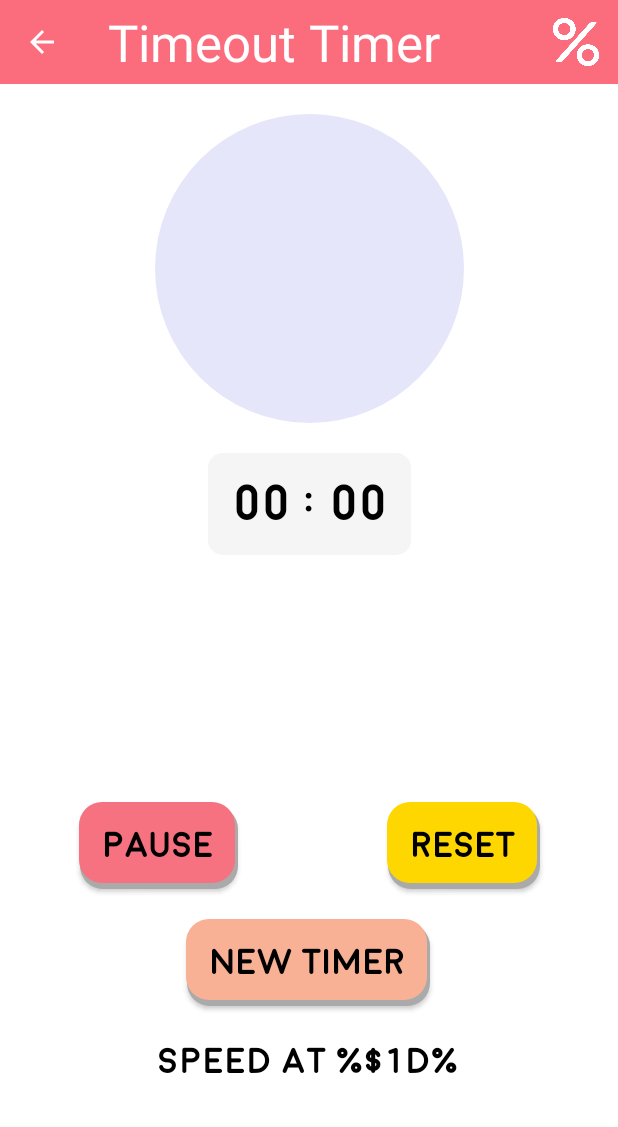
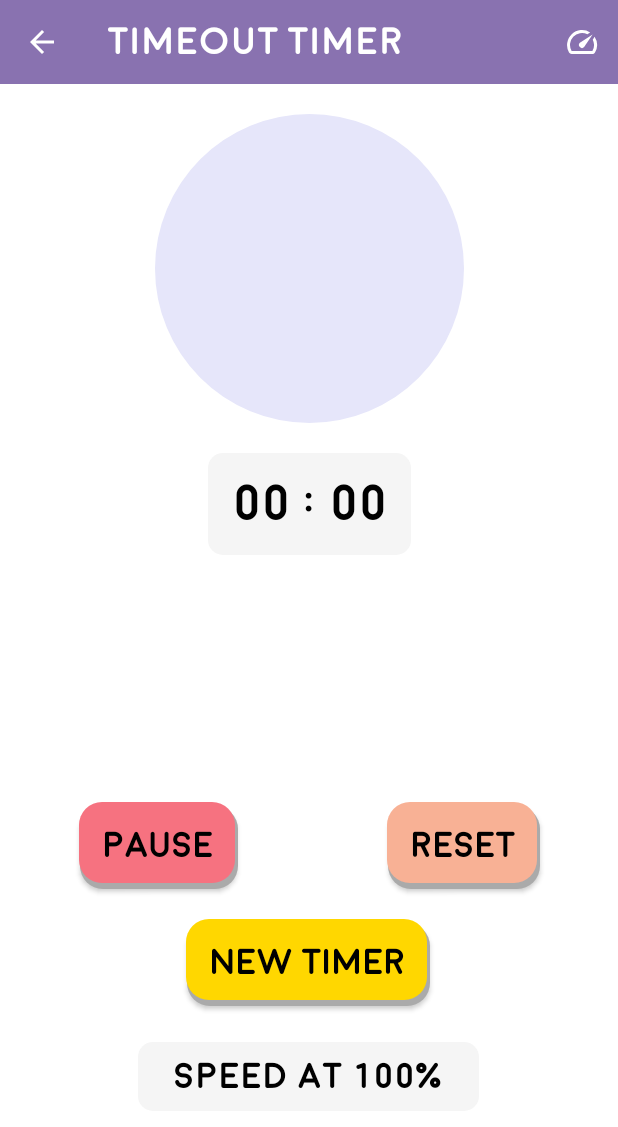
Before and after one commit to ThanhTran2709/ParentApp, an Android app: the TimerActivity screen opened directly, with no data from a screen before it, on a phone screen of 412 x 824 dp. Shown: the top 1127 px of the screen. Run offline under Robolectric (Android 15) with nearby library versions, the phone set to English and light mode, and no system bars; 5 statements that could not run were skipped.

Commit message:
Created toolbar that includes a speed selection button. Set up a speed selection dialog for that button. Added a TextView that displays the selected speed.

```diff
--- /dev/null
+++ b/app/src/main/res/drawable/ic_baseline_speed_24.xml
@@ -0,0 +1,5 @@
+<vector android:height="24dp" android:tint="#FFFFFF"
+    android:viewportHeight="24" android:viewportWidth="24"
+    android:width="24dp" xmlns:android="http://schemas.android.com/apk/res/android">
+    <path android:fillColor="@android:color/white" android:pathData="M20.38,8.57l-1.23,1.85a8,8 0,0 1,-0.22 7.58L5.07,18A8,8 0,0 1,15.58 6.85l1.85,-1.23A10,10 0,0 0,3.35 19a2,2 0,0 0,1.72 1h13.85a2,2 0,0 0,1.74 -1,10 10,0 0,0 -0.27,-10.44zM10.59,15.41a2,2 0,0 0,2.83 0l5.66,-8.49 -8.49,5.66a2,2 0,0 0,0 2.83z"/>
+</vector>
--- a/app/src/main/res/layout/activity_timer.xml
+++ b/app/src/main/res/layout/activity_timer.xml
@@ -4,7 +4,6 @@
     xmlns:tools="http://schemas.android.com/tools"
     android:layout_width="match_parent"
     android:layout_height="match_parent"
-    android:background="@color/white"
     android:elevation="100dp"
     tools:context=".TimerActivity">
 
@@ -29,7 +28,7 @@
         android:layout_width="wrap_content"
         android:layout_height="wrap_content"
         android:layout_marginTop="24dp"
-        android:background="@drawable/rounded_corner_gold"
+        android:background="@drawable/rounded_corner_orange"
         android:fontFamily="@font/moon_bold_font"
         android:padding="16dp"
         android:text="@string/reset_button_text"
@@ -44,7 +43,7 @@
         android:layout_width="wrap_content"
         android:layout_height="wrap_content"
         android:layout_marginTop="20dp"
-        android:background="@drawable/rounded_corner_orange"
+        android:background="@drawable/rounded_corner_gold"
         android:fontFamily="@font/moon_bold_font"
         android:padding="16dp"
         android:text="@string/new_timer"
@@ -140,16 +139,18 @@
         android:id="@+id/timer_toolbar"
         android:layout_width="0dp"
         android:layout_height="wrap_content"
-        android:background="#FB6C7D"
+        android:background="#BE614395"
         android:minHeight="?attr/actionBarSize"
+        android:textAlignment="center"
         android:theme="?attr/actionBarTheme"
         app:layout_constraintEnd_toEndOf="parent"
         app:layout_constraintHorizontal_bias="1.0"
         app:layout_constraintStart_toStartOf="parent"
         app:layout_constraintTop_toTopOf="parent"
-        app:subtitleTextColor="#000000"
+        app:subtitleTextAppearance="@style/MoonTextAppearance"
+        app:subtitleTextColor="#FFFFFF"
         app:title="@string/timeout_timer_title"
-        app:titleTextAppearance="@style/TextAppearance.AppCompat.Display1"
+        app:titleTextAppearance="@style/MoonTextAppearance"
         app:titleTextColor="#FFFFFF" />
 
 
@@ -158,10 +159,13 @@
         android:layout_width="wrap_content"
         android:layout_height="wrap_content"
         android:layout_marginTop="24dp"
+        android:background="@drawable/children_list_shape"
+        android:fontFamily="@font/moon_bold_font"
+        android:paddingHorizontal="24sp"
+        android:paddingVertical="10sp"
         android:text="@string/speed_text"
-        android:fontFamily="@font/moon_bold_font"
+        android:textColor="@color/black"
         android:textSize="24sp"
-        android:textColor="@color/black"
         app:layout_constraintEnd_toEndOf="@+id/new_timer_button"
         app:layout_constraintStart_toStartOf="@+id/new_timer_button"
         app:layout_constraintTop_toBottomOf="@+id/new_timer_button" />
--- a/app/src/main/res/menu/timer_menu.xml
+++ b/app/src/main/res/menu/timer_menu.xml
@@ -1,13 +1,12 @@
 <menu xmlns:android="http://schemas.android.com/apk/res/android"
     xmlns:app="http://schemas.android.com/apk/res-auto">
 
-    <!-- "Mark Favorite", should appear as action button if possible -->
     <item
-        android:id="@+id/action_favorite"
-        android:icon="@drawable/percent_sign"
+        android:id="@+id/action_speed"
+        android:icon="@drawable/ic_baseline_speed_24"
         android:iconTint="@color/white"
         android:title="@string/percentage"
-        app:showAsAction="ifRoom"/>
+        app:showAsAction="always" />
 
 
 </menu>
--- a/app/src/main/res/values/strings.xml
+++ b/app/src/main/res/values/strings.xml
@@ -111,7 +111,8 @@
     <string name="confirm_task_done">Confirm Task Done</string>
     <string name="no_task_created_yet">No Task\nCreated Yet</string>
     <string name="task_name_error_toast_message">Error! Enter a valid task name</string>
-    <string name="speed_text">Speed at %$1d%</string>
+    <string name="speed_text">Speed at %1$d\%%</string>
     <string name="percentage">Percentage</string>
+    <string name="change_speed">Change Speed</string>
 
 </resources>
--- /dev/null
+++ b/app/src/main/res/values/styles.xml
@@ -0,0 +1,7 @@
+<?xml version="1.0" encoding="utf-8"?>
+<resources>
+    <style name="MoonTextAppearance">
+        <item name="android:fontFamily">@font/moon_bold_font</item>
+        <item name ="android:textSize">25sp</item>
+    </style>
+</resources>
--- /dev/null
+++ b/app/src/main/res/values/timer_speeds.xml
@@ -0,0 +1,23 @@
+<?xml version="1.0" encoding="utf-8"?>
+<resources>
+    <integer-array name="timer_speeds_array">
+        <item>25</item>
+        <item>50</item>
+        <item>75</item>
+        <item>100</item>
+        <item>200</item>
+        <item>300</item>
+        <item>400</item>
+    </integer-array>
+
+    <string-array name="speed_string_options_array">
+        <item>25%</item>
+        <item>50%</item>
+        <item>75%</item>
+        <item>100%</item>
+        <item>200%</item>
+        <item>300%</item>
+        <item>400%</item>
+    </string-array>
+
+</resources>
```
Also changed, not shown: app/src/main/java/com/cmpt276/parentapp/TimerActivity.java (+67 -16 lines).
